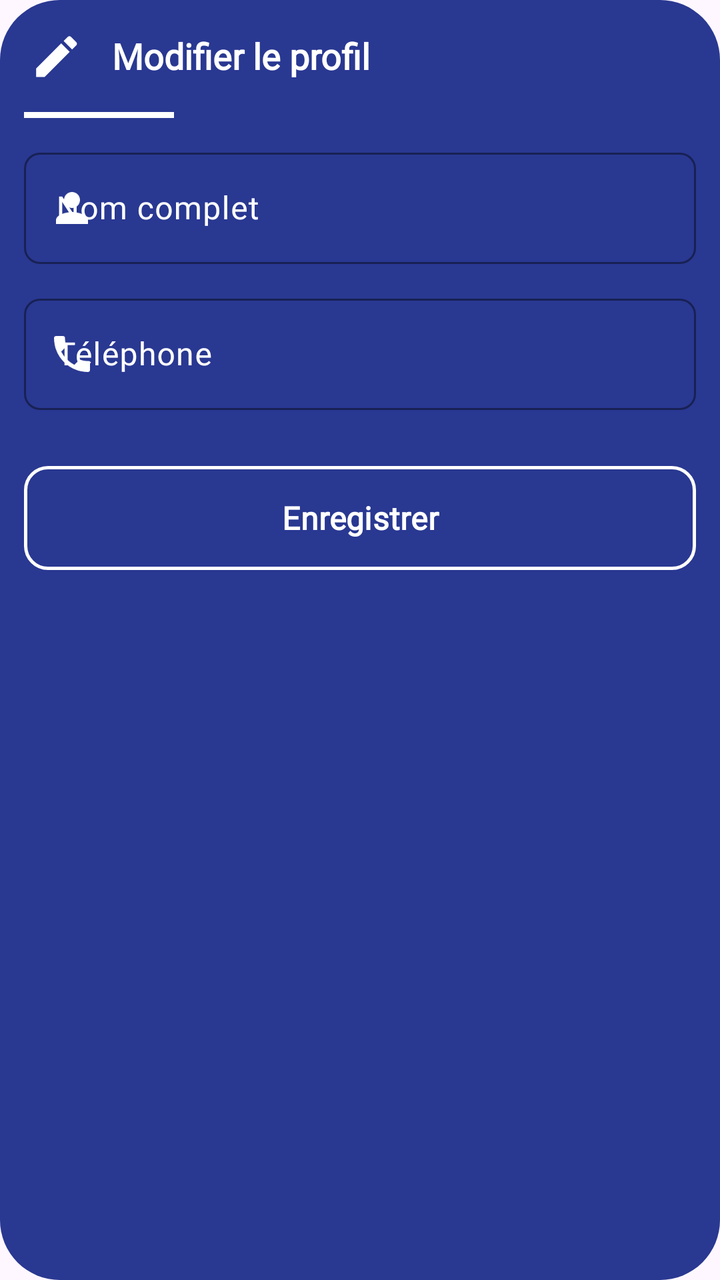
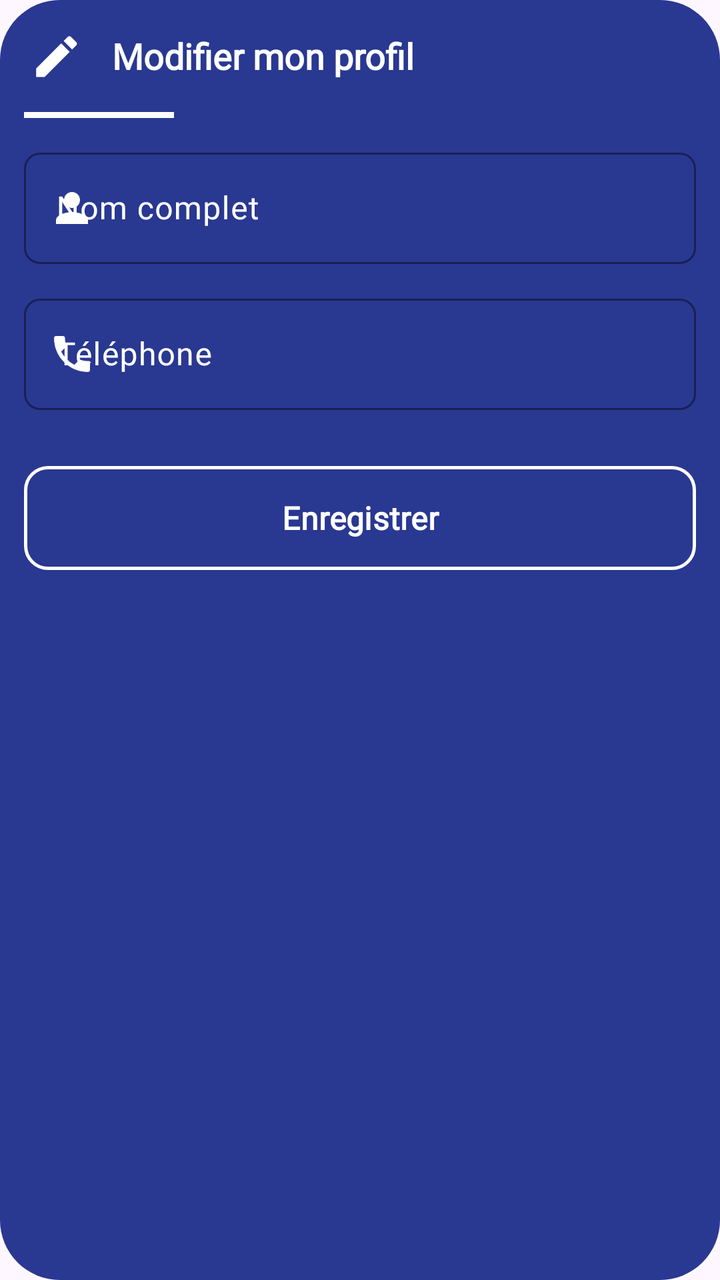

An Android layout rendered at two revisions. The XML below is the earlier revision; the diff shows what the commit changed to produce the second picture.
<!-- AndroidManifest.xml: application theme Theme.WinnerSoftwareApp -->
<!-- res/layout/alert_client_edit_profile.xml -->
<?xml version="1.0" encoding="utf-8"?>
<FrameLayout xmlns:android="http://schemas.android.com/apk/res/android"
    android:layout_width="match_parent"
    android:layout_height="wrap_content"
    xmlns:app="http://schemas.android.com/apk/res-auto"
    android:layout_margin="@dimen/margin_small"
    android:background="@drawable/bg_style_alert_dialog">

    <LinearLayout
        android:layout_width="match_parent"
        android:layout_height="wrap_content"
        android:orientation="vertical"
        android:padding="@dimen/margin_medium">

        <LinearLayout
            android:layout_width="match_parent"
            android:layout_height="wrap_content"
            android:gravity="center_vertical"
            android:orientation="horizontal">

            <ImageView
                android:layout_width="32dp"
                android:layout_height="32dp"
                android:src="@drawable/ic_edit"
                app:tint="@color/white"
                android:contentDescription="@null"
                />

            <TextView
                android:layout_width="wrap_content"
                android:layout_height="wrap_content"
                android:text="Modifier le profil"
                android:textSize="18sp"
                android:fontFamily="@font/cairo"
                android:textColor="@color/white"
                android:layout_marginStart="@dimen/margin_medium"
                android:textStyle="bold"
                />

        </LinearLayout>

        <View
            android:layout_width="75dp"
            android:layout_height="3dp"
            android:background="@color/white"
            android:layout_marginVertical="@dimen/margin_medium"
            />

        
        <com.google.android.material.textfield.TextInputLayout
            android:id="@+id/til_edit_name"
            style="@style/Widget.Material3.TextInputLayout.OutlinedBox"
            android:layout_width="match_parent"
            android:layout_height="wrap_content"
            android:hint="Nom complet"
            app:startIconDrawable="@drawable/ic_user"
            app:startIconTint="@color/white"
            app:boxStrokeColor="@color/white"
            app:hintTextColor="@color/white"
            android:textColorHint="@color/white"
            app:shapeAppearanceOverlay="@style/ShapeAppearance.Material3.MediumComponent">

            <com.google.android.material.textfield.TextInputEditText
                android:id="@+id/et_edit_name"
                android:layout_width="match_parent"
                android:layout_height="wrap_content"
                android:inputType="textPersonName"
                android:textColor="@color/white"
                android:fontFamily="@font/cairo"
                android:maxLines="1"
                />

        </com.google.android.material.textfield.TextInputLayout>

        
        <com.google.android.material.textfield.TextInputLayout
            android:id="@+id/til_edit_phone"
            style="@style/Widget.Material3.TextInputLayout.OutlinedBox"
            android:layout_width="match_parent"
            android:layout_height="wrap_content"
            android:layout_marginTop="@dimen/margin_medium"
            android:hint="Téléphone"
            app:startIconDrawable="@drawable/ic_phone"
            app:startIconTint="@color/white"
            app:boxStrokeColor="@color/white"
            app:hintTextColor="@color/white"
            android:textColorHint="@color/white"
            app:shapeAppearanceOverlay="@style/ShapeAppearance.Material3.MediumComponent">

            <com.google.android.material.textfield.TextInputEditText
                android:id="@+id/et_edit_phone"
                android:layout_width="match_parent"
                android:layout_height="wrap_content"
                android:inputType="phone"
                android:textColor="@color/white"
                android:fontFamily="@font/cairo"
                android:maxLines="1"
                />

        </com.google.android.material.textfield.TextInputLayout>

        <com.google.android.material.button.MaterialButton
            android:id="@+id/btn_save_profile"
            android:layout_width="match_parent"
            android:layout_height="60dp"
            android:layout_marginTop="24dp"
            android:text="Enregistrer"
            android:textSize="16sp"
            android:fontFamily="@font/cairo"
            android:textColor="@color/white"
            app:strokeColor="@color/white"
            app:strokeWidth="1.5dp"
            app:cornerRadius="@dimen/corner1"
            android:backgroundTint="@android:color/transparent"
            android:textStyle="bold"
            />

    </LinearLayout>

</FrameLayout>
<!-- resources referenced by this layout -->
<resources>
  <color name="white">#FFFFFFFF</color>
  <dimen name="corner1">12dp</dimen>
  <dimen name="margin_medium">12dp</dimen>
  <dimen name="margin_small">10dp</dimen>
  <!-- drawable bg_style_alert_dialog (drawable) -->
  <?xml version="1.0" encoding="utf-8"?>
  <layer-list xmlns:android="http://schemas.android.com/apk/res/android">
  
      <item>
          <shape android:shape="rectangle">
              <solid android:color="@android:color/transparent"/>
          </shape>
      </item>
  
      <item>
          <selector>
              <item>
                  <shape android:shape="rectangle">
                      <solid android:color="@color/blue"/>
                      <corners
                          android:topLeftRadius="@dimen/margin_large"
                          android:topRightRadius="@dimen/margin_large"
                          android:bottomLeftRadius="@dimen/margin_large"
                          android:bottomRightRadius="@dimen/margin_large"
                          />
                  </shape>
              </item>
          </selector>
      </item>
  
  </layer-list>
  <!-- drawable ic_edit (drawable) -->
  <vector xmlns:android="http://schemas.android.com/apk/res/android"
      android:width="24dp"
      android:height="24dp"
      android:viewportWidth="24"
      android:viewportHeight="24">
      
      <group android:translateX="2" android:translateY="2" android:scaleX="0.85" android:scaleY="0.85">
          <path
              android:fillColor="#1A237E"
              android:pathData="M3,17.25V21h3.75L17.81,9.94l-3.75,-3.75L3,17.25zM20.71,7.04c0.39,-0.39 0.39,-1.02 0,-1.41l-2.34,-2.34c-0.39,-0.39,-1.02,-0.39,-1.41,0l-1.83,1.83 3.75,3.75 1.83,-1.83z" />
      </group>
  </vector>
  <!-- drawable ic_phone (drawable) -->
  <vector xmlns:android="http://schemas.android.com/apk/res/android"
      android:width="24dp"
      android:height="24dp"
      android:viewportWidth="24"
      android:viewportHeight="24">
      <path
          android:fillColor="#FF000000"
          android:pathData="M6.62,10.79c1.44,2.82 3.76,5.14 6.59,6.59l2.2,-2.2c0.27,-0.27 0.67,-0.36 1.02,-0.24 1.12,0.37 2.33,0.57 3.57,0.57 0.55,0 1,0.45 1,1L21,20c0,0.55 -0.45,1 -1,1 -9.39,0 -17,-7.61 -17,-17 0,-0.55 0.45,-1 1,-1h3.5c0.55,0 1,0.45 1,1 0,1.25 0.2,2.45 0.57,3.57 0.11,0.35 0.03,0.74 -0.25,1.02l-2.2,2.2z"/>
  </vector>
  <!-- drawable ic_user (drawable) -->
  <vector xmlns:android="http://schemas.android.com/apk/res/android"
      android:width="24dp"
      android:height="24dp"
      android:viewportWidth="24"
      android:viewportHeight="24">
  
      <path
          android:fillColor="@color/white"
          android:pathData="M12,12c2.21,0 4,-1.79 4,-4s-1.79,-4 -4,-4 -4,1.79 -4,4 1.79,4 4,4zM12,14c-2.67,0 -8,1.34 -8,4v2h16v-2c0,-2.66 -5.33,-4 -8,-4z"/>
  
  </vector>
  <style name="Theme.WinnerSoftwareApp" parent="Base.Theme.WinnerSoftwareApp" />
  <color name="blue">#293891</color>
  <dimen name="margin_large">30dp</dimen>
  <style name="Base.Theme.WinnerSoftwareApp" parent="Theme.Material3.DayNight.NoActionBar">
          
          <item name="colorPrimary">@color/blue</item>
          <item name="android:statusBarColor">@android:color/transparent</item>
          
          <item name="android:windowLightStatusBar">true</item>
      </style>
</resources>

<!-- the commit's change to res/layout/alert_client_edit_profile.xml (unified diff, before → after) -->
@@ -29,7 +29,7 @@
             <TextView
                 android:layout_width="wrap_content"
                 android:layout_height="wrap_content"
-                android:text="Modifier le profil"
+                android:text="@string/modifier_mon_profil"
                 android:textSize="18sp"
                 android:fontFamily="@font/cairo"
                 android:textColor="@color/white"
@@ -52,7 +52,7 @@
             style="@style/Widget.Material3.TextInputLayout.OutlinedBox"
             android:layout_width="match_parent"
             android:layout_height="wrap_content"
-            android:hint="Nom complet"
+            android:hint="@string/nom_complet"
             app:startIconDrawable="@drawable/ic_user"
             app:startIconTint="@color/white"
             app:boxStrokeColor="@color/white"
@@ -79,7 +79,7 @@
             android:layout_width="match_parent"
             android:layout_height="wrap_content"
             android:layout_marginTop="@dimen/margin_medium"
-            android:hint="Téléphone"
+            android:hint="@string/telephone"
             app:startIconDrawable="@drawable/ic_phone"
             app:startIconTint="@color/white"
             app:boxStrokeColor="@color/white"
@@ -104,7 +104,7 @@
             android:layout_width="match_parent"
             android:layout_height="60dp"
             android:layout_marginTop="24dp"
-            android:text="Enregistrer"
+            android:text="@string/enregistrer"
             android:textSize="16sp"
             android:fontFamily="@font/cairo"
             android:textColor="@color/white"
<!-- resource entries referenced after the edit -->
@@ -66,6 +66,10 @@
           android:pathData="M12,12c2.21,0 4,-1.79 4,-4s-1.79,-4 -4,-4 -4,1.79 -4,4 1.79,4 4,4zM12,14c-2.67,0 -8,1.34 -8,4v2h16v-2c0,-2.66 -5.33,-4 -8,-4z"/>
   
   </vector>
+  <string name="enregistrer">Enregistrer</string>
+  <string name="modifier_mon_profil">Modifier mon profil</string>
+  <string name="nom_complet">Nom complet</string>
+  <string name="telephone">Téléphone</string>
   <style name="Theme.WinnerSoftwareApp" parent="Base.Theme.WinnerSoftwareApp" />
   <color name="blue">#293891</color>
   <dimen name="margin_large">30dp</dimen>
